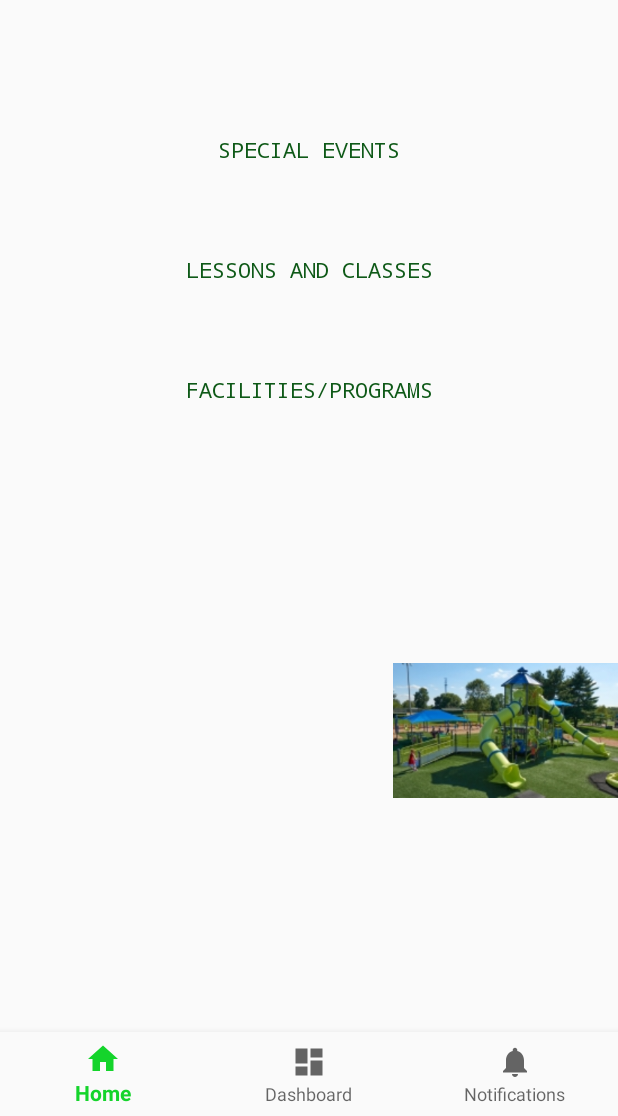
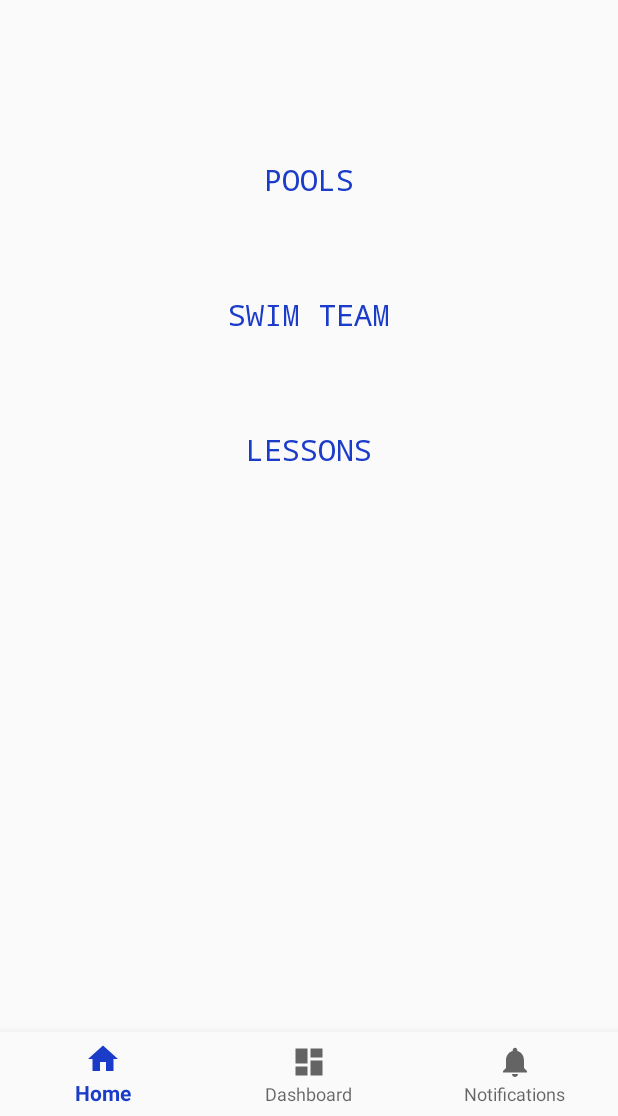
Before and after one commit to JordanRBurke/ShelbyParkAppDemo, an Android app: the screen it shows after launch (MainActivity), on a phone screen of 412 x 824 dp, the part 120-1236 px from its top. Run offline under Robolectric (Android 15) with nearby library versions, the phone set to English and light mode, and no system bars; our stand-ins replace ButterKnife.

Commit message:
Changed layout of front page and changed button names. Also added fragment for pool selection option.

```diff
--- a/app/build.gradle
+++ b/app/build.gradle
@@ -23,6 +23,8 @@ dependencies {
     implementation 'com.android.support:appcompat-v7:27.1.1'
     implementation 'com.android.support:design:27.1.1'
     implementation 'com.android.support.constraint:constraint-layout:1.1.3'
+    implementation 'com.jakewharton:butterknife:8.8.1'
+    annotationProcessor 'com.jakewharton:butterknife-compiler:8.8.1'
     testImplementation 'junit:junit:4.12'
     androidTestImplementation 'com.android.support.test:runner:1.0.2'
     androidTestImplementation 'com.android.support.test.espresso:espresso-core:3.0.2'
--- a/app/src/main/java/com/example/jordanrburke/shelbycountyparksapp/MainActivity.java
+++ b/app/src/main/java/com/example/jordanrburke/shelbycountyparksapp/MainActivity.java
@@ -5,9 +5,20 @@ import android.support.annotation.NonNull;
 import android.support.design.widget.BottomNavigationView;
 import android.support.v7.app.AppCompatActivity;
 import android.view.MenuItem;
+import android.widget.Button;
 import android.widget.TextView;
 
+import butterknife.BindView;
+import butterknife.ButterKnife;
+import butterknife.OnClick;
+
 public class MainActivity extends AppCompatActivity {
+
+    @BindView(R.id.pools_button_main)
+    protected Button poolButtonMain;
+    @BindView(R.id.swim_team_button_main)
+    protected Button swimTeamButtonMain;
+    private PoolSelectionFragment poolSelectionFragment;
 
     private TextView mTextMessage;
 
@@ -35,10 +46,19 @@ public class MainActivity extends AppCompatActivity {
     protected void onCreate(Bundle savedInstanceState) {
         super.onCreate(savedInstanceState);
         setContentView(R.layout.activity_main);
+        ButterKnife.bind(this);
 
         mTextMessage = (TextView) findViewById(R.id.message);
         BottomNavigationView navigation = (BottomNavigationView) findViewById(R.id.navigation);
         navigation.setOnNavigationItemSelectedListener(mOnNavigationItemSelectedListener);
     }
 
+    @OnClick(R.id.pools_button_main)
+    protected void poolSelectionPressed() {
+        poolSelectionFragment = PoolSelectionFragment.newInstance();
+        getSupportFragmentManager().beginTransaction().replace(R.id.main_frame_layout, poolSelectionFragment).commit();
+
+
+    }
+
 }
--- a/app/src/main/res/layout/activity_main.xml
+++ b/app/src/main/res/layout/activity_main.xml
@@ -7,6 +7,18 @@
     android:layout_height="match_parent"
     tools:context=".MainActivity"
     >
+
+    <FrameLayout
+        android:id="@+id/main_frame_layout"
+        android:layout_width="match_parent"
+        android:layout_height="match_parent"
+        app:layout_constraintLeft_toLeftOf="@id/main_constraint_layout"
+        app:layout_constraintRight_toRightOf="@id/main_constraint_layout"
+        app:layout_constraintTop_toTopOf="@id/main_constraint_layout"
+        app:layout_constraintBottom_toBottomOf="@id/main_constraint_layout"
+        android:elevation="5dp">
+
+    </FrameLayout>
 
     <android.support.design.widget.BottomNavigationView
         android:id="@+id/navigation"
@@ -31,50 +43,49 @@
         app:layout_constraintTop_toTopOf="@id/main_constraint_layout"
         />
 
-    <ImageView
-        android:layout_width="150dp"
-        android:layout_height="130dp"
-        app:layout_constraintBottom_toBottomOf="@id/main_constraint_layout"
-        app:layout_constraintRight_toRightOf="@id/main_constraint_layout"
-        app:layout_constraintTop_toTopOf="@id/facilities_programs_main"
-        app:srcCompat="@drawable/shelby_county_parks_playground"/>
+
+
+
 
 
     <Button
         style="@style/Widget.AppCompat.Button.Borderless"
-        android:id="@+id/special_events_button_main"
-        android:layout_width="200dp"
-        android:layout_height="60dp"
+        android:id="@+id/pools_button_main"
+        android:layout_width="250dp"
+        android:layout_height="80dp"
         app:layout_constraintLeft_toLeftOf="@id/main_constraint_layout"
         app:layout_constraintRight_toRightOf="@id/main_constraint_layout"
         app:layout_constraintTop_toTopOf="@id/shelby_logo_image"
-        android:layout_marginTop="150dp"
-        android:text="Special events"
-        android:textColor="#0e5917"
-        android:fontFamily="monospace"/>
+        android:layout_marginTop="160dp"
+        android:text="Pools"
+        android:textColor="#FF1B3BC9"
+        android:fontFamily="monospace"
+        android:textSize="20sp"/>
 
     <Button
         style="@style/Widget.AppCompat.Button.Borderless"
-        android:id="@+id/lessons_classes_main"
-        android:layout_width="200dp"
-        android:layout_height="60dp"
+        android:id="@+id/swim_team_button_main"
+        android:layout_width="250dp"
+        android:layout_height="80dp"
         app:layout_constraintLeft_toLeftOf="@id/main_constraint_layout"
         app:layout_constraintRight_toRightOf="@id/main_constraint_layout"
         app:layout_constraintTop_toTopOf="@id/shelby_logo_image"
-        android:layout_marginTop="230dp"
-        android:text="Lessons and Classes"
-        android:textColor="#0e5917"
+        android:layout_marginTop="250dp"
+        android:text="Swim Team"
+        android:textSize="20sp"
+        android:textColor="#FF1B3BC9"
         android:fontFamily="monospace"/>
 
     <Button
         style="@style/Widget.AppCompat.Button.Borderless"
         android:id="@+id/facilities_programs_main"
-        android:layout_width="200dp"
-        android:layout_height="60dp"
-        android:layout_marginTop="310dp"
+        android:layout_width="250dp"
+        android:layout_height="80dp"
+        android:layout_marginTop="340dp"
         android:fontFamily="monospace"
-        android:text="Facilities/programs"
-        android:textColor="#0e5917"
+        android:text="Lessons"
+        android:textSize="20sp"
+        android:textColor="#1b3bc9"
         app:layout_constraintLeft_toLeftOf="@id/main_constraint_layout"
         app:layout_constraintRight_toRightOf="@id/main_constraint_layout"
         app:layout_constraintTop_toTopOf="@id/shelby_logo_image" />
--- a/app/src/main/res/values/strings.xml
+++ b/app/src/main/res/values/strings.xml
@@ -3,4 +3,7 @@
     <string name="title_home">Home</string>
     <string name="title_dashboard">Dashboard</string>
     <string name="title_notifications">Notifications</string>
+
+    <!-- TODO: Remove or change this placeholder text -->
+    <string name="hello_blank_fragment">Hello blank fragment</string>
 </resources>
--- a/app/src/main/res/values/styles.xml
+++ b/app/src/main/res/values/styles.xml
@@ -3,8 +3,8 @@
     <!-- Base application theme. -->
     <style name="AppTheme" parent="Theme.Design.Light.NoActionBar">
         <!-- Customize your theme here. -->
-        <item name="colorPrimary">#14d42b</item>
-        <item name="colorPrimaryDark">#FF14D42B</item>
+        <item name="colorPrimary">#FF1B3BC9</item>
+        <item name="colorPrimaryDark">#FF1B3BC9</item>
         <item name="colorAccent">@color/colorAccent</item>
     </style>
 
```
Also changed, not shown: app/src/main/java/com/example/jordanrburke/shelbycountyparksapp/PoolSelectionFragment.java (added, +38 -0 lines), app/src/main/res/layout/fragment_pool_selection.xml (added, +60 -0 lines), app/src/main/res/drawable-v24/baby_pool_image.jpg (added).
